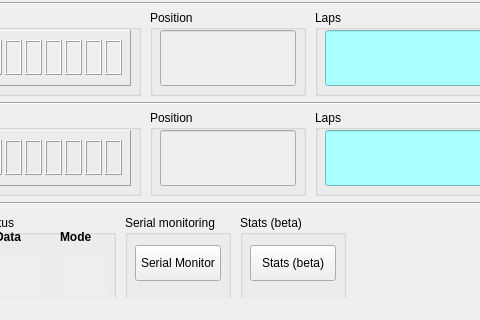
Above: src/mainwindow.ui from frechilla/qslotracing before the change; both pictures show x 275 to 755 and y 400 to 720 of the 1200 by 720 pixel window. Below: the same form after it.
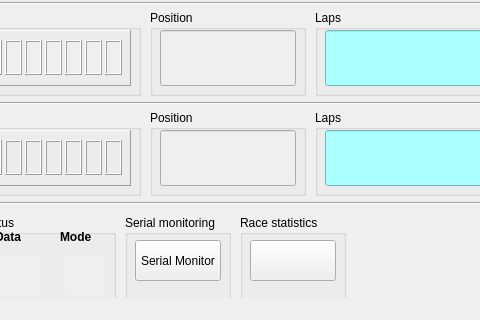
That is the form after the change. Icons and pictures are not drawn.

Commit message: Stats dialog: added players name and players enabled flag; updated number of laps for qualifying mode.

```diff
--- a/src/mainwindow.ui
+++ b/src/mainwindow.ui
@@ -2117,9 +2117,9 @@
      <property name="geometry">
       <rect>
        <x>10</x>
-       <y>30</y>
+       <y>25</y>
        <width>86</width>
-       <height>36</height>
+       <height>41</height>
       </rect>
      </property>
      <property name="text">
@@ -2142,19 +2142,29 @@
      </font>
     </property>
     <property name="title">
-     <string>Stats (beta)</string>
+     <string>Race statistics</string>
     </property>
     <widget class="QPushButton" name="btnStats">
      <property name="geometry">
       <rect>
        <x>10</x>
-       <y>30</y>
+       <y>25</y>
        <width>86</width>
-       <height>36</height>
+       <height>41</height>
       </rect>
      </property>
      <property name="text">
-      <string>Stats (beta)</string>
+      <string/>
+     </property>
+     <property name="icon">
+      <iconset resource="pics/tool.qrc">
+       <normaloff>:/pics/stats_btn</normaloff>:/pics/stats_btn</iconset>
+     </property>
+     <property name="iconSize">
+      <size>
+       <width>33</width>
+       <height>33</height>
+      </size>
      </property>
     </widget>
    </widget>
```
The commit also changes 8 other files.
